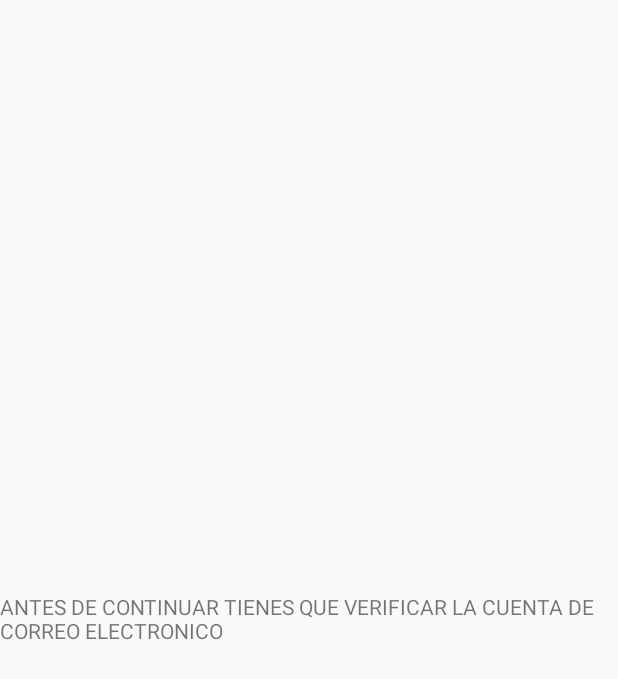
After one commit to vcosme9/IoT-Team05, an Android app: the layout activity_verificacion.xml on its own in the app's theme, with its tools: preview values and no code run, on a phone screen of 412 x 824 dp. The commit adds this screen. Shown: the top 679 px of the screen. Run offline under Robolectric (Android 15) with nearby library versions, the phone set to English and light mode, and no system bars.

Commit message:
Layout para verificacion

```diff
--- a/Aplicacion/NeverApp/app/src/main/java/com/vicent/neverapp/LoginActivity.java
+++ b/Aplicacion/NeverApp/app/src/main/java/com/vicent/neverapp/LoginActivity.java
@@ -1,8 +1,11 @@
 package com.vicent.neverapp;
 
 import android.app.Activity;
+import android.app.Application;
 import android.content.Intent;
 import android.os.Bundle;
+import android.view.View;
+import android.widget.Button;
 import android.widget.Toast;
 
 import com.firebase.ui.auth.AuthUI;
@@ -78,6 +81,8 @@ public class LoginActivity extends AppCompatActivity {
             en la aplicación. Habrá un boton bajo que ponga "volver al login", que lo
             llevará de vuelta para iniciar sesión.
             */
+            this.setContentView(R.layout.activity_verificacion);
+
         }
     }
 }
--- /dev/null
+++ b/Aplicacion/NeverApp/app/src/main/res/layout/activity_verificacion.xml
@@ -0,0 +1,18 @@
+<?xml version="1.0" encoding="utf-8"?>
+<androidx.constraintlayout.widget.ConstraintLayout xmlns:android="http://schemas.android.com/apk/res/android"
+    xmlns:app="http://schemas.android.com/apk/res-auto"
+    xmlns:tools="http://schemas.android.com/tools"
+    android:layout_width="match_parent"
+    android:layout_height="match_parent">
+
+    <TextView
+        android:id="@+id/textView3"
+        android:layout_width="wrap_content"
+        android:layout_height="wrap_content"
+        android:text="ANTES DE CONTINUAR TIENES QUE VERIFICAR LA CUENTA DE CORREO ELECTRONICO"
+        app:layout_constraintBottom_toBottomOf="parent"
+        app:layout_constraintEnd_toEndOf="parent"
+        app:layout_constraintStart_toStartOf="parent"
+        app:layout_constraintTop_toTopOf="parent" />
+
+</androidx.constraintlayout.widget.ConstraintLayout>
```
